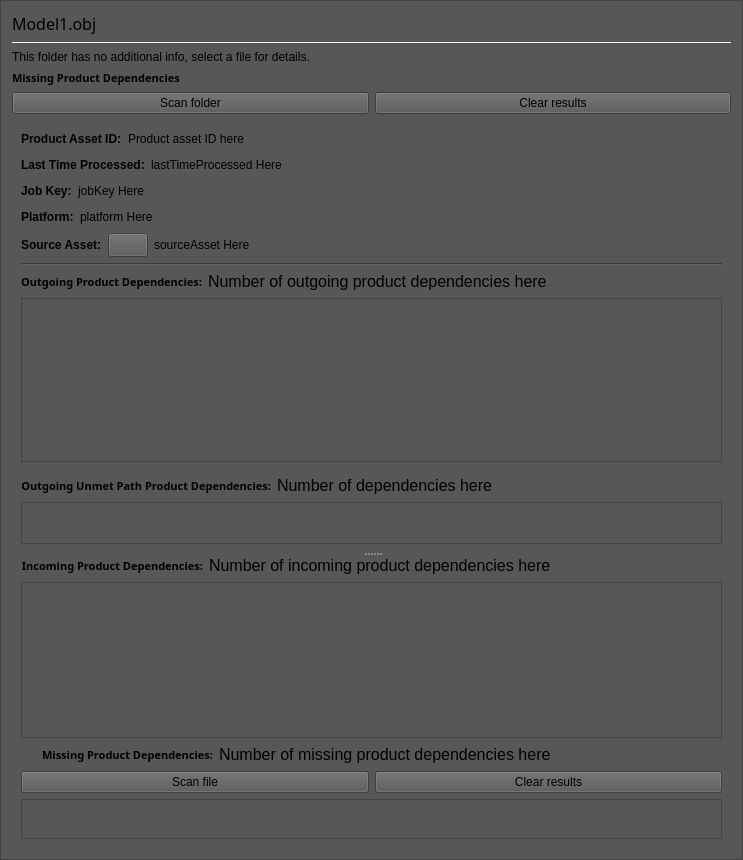
The window that Code/Tools/AssetProcessor/native/ui/ProductAssetDetailsPanel.ui (o3de/o3de) describes before a commit, drawn with Qt 5.
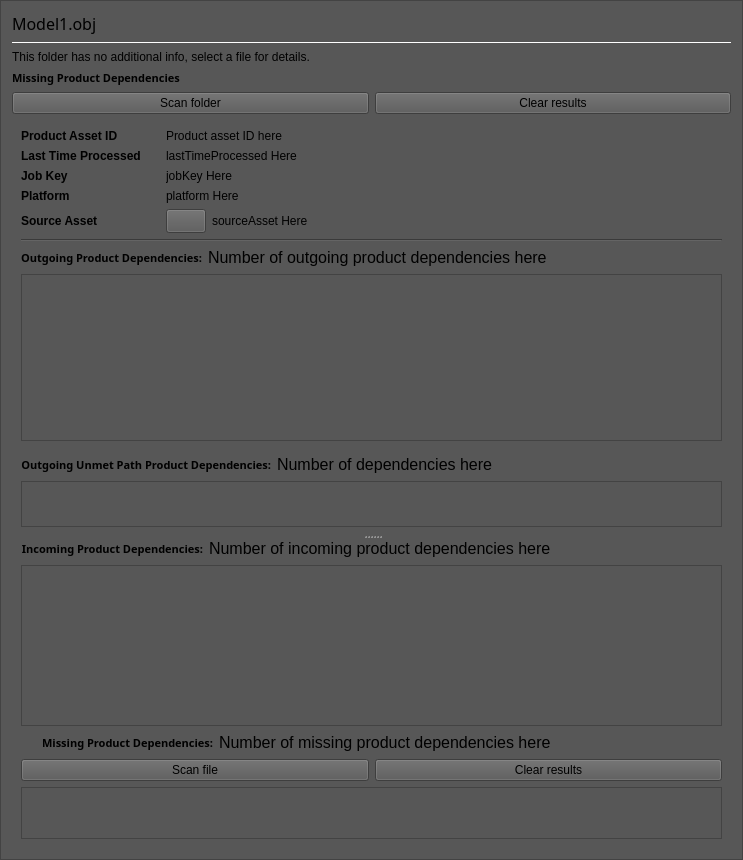
The same window after the commit. Icons and pictures are not drawn. Custom widgets are drawn as their Qt base class.

Commit message:
Fix Asset Processor UI: splitter turns blue when hovered; columned asset details (#10250)
* remove custom style for QSplitter:handle in AP

* Change AP asset details panel headers to table

* Make Product Asset Details Panel scrollable

```diff
--- a/Code/Tools/AssetProcessor/native/ui/ProductAssetDetailsPanel.ui
+++ b/Code/Tools/AssetProcessor/native/ui/ProductAssetDetailsPanel.ui
@@ -244,6 +244,16 @@
       </layout>
      </item>
      <item>
+      <widget class="QScrollArea" name="scrollArea">
+       <property name="frameShape">
+        <enum>QFrame::NoFrame</enum>
+       </property>
+       <property name="sizeAdjustPolicy">
+        <enum>QAbstractScrollArea::AdjustToContents</enum>
+       </property>
+       <property name="widgetResizable">
+        <bool>true</bool>
+       </property>
       <widget class="QWidget" name="scrollAreaWidgetContents" native="true">
        <property name="sizePolicy">
         <sizepolicy hsizetype="Expanding" vsizetype="Expanding">
@@ -253,21 +263,44 @@
        </property>
        <layout class="QVBoxLayout" name="scrollableVerticalLayout">
         <item>
-         <layout class="QHBoxLayout" name="productAssetIdLayout">
-          <item>
+          <layout class="QGridLayout" name="headerGrid" columnstretch="1,4">
+           <item row="2" column="1">
+            <widget class="QLabel" name="jobKeyValueLabel">
+             <property name="text">
+              <string>jobKey Here</string>
+             </property>
+             <property name="textInteractionFlags">
+              <set>Qt::LinksAccessibleByMouse|Qt::TextSelectableByKeyboard|Qt::TextSelectableByMouse</set>
+             </property>
+            </widget>
+           </item>
+           <item row="3" column="0">
+            <widget class="QLabel" name="platformTitleLabel">
+             <property name="styleSheet">
+              <string notr="true">font: bold;</string>
+             </property>
+             <property name="text">
+              <string>Platform</string>
+             </property>
+             <property name="alignment">
+              <set>Qt::AlignLeading|Qt::AlignLeft|Qt::AlignVCenter</set>
+             </property>
+            </widget>
+           </item>
+           <item row="0" column="0">
            <widget class="QLabel" name="productAssetIdTitleLabel">
             <property name="styleSheet">
              <string notr="true">font: bold;</string>
             </property>
             <property name="text">
-             <string>Product Asset ID:</string>
+              <string>Product Asset ID</string>
             </property>
             <property name="alignment">
              <set>Qt::AlignLeading|Qt::AlignLeft|Qt::AlignVCenter</set>
             </property>
            </widget>
           </item>
-          <item>
+           <item row="0" column="1">
            <widget class="QLabel" name="productAssetIdValueLabel">
             <property name="text">
              <string>Product asset ID here</string>
@@ -277,37 +310,20 @@
             </property>
            </widget>
           </item>
-          <item>
-           <spacer name="productAssetIdSpacer">
-            <property name="orientation">
-             <enum>Qt::Horizontal</enum>
-            </property>
-            <property name="sizeHint" stdset="0">
-             <size>
-              <width>40</width>
-              <height>20</height>
-             </size>
-            </property>
-           </spacer>
-          </item>
-         </layout>
-        </item>
-        <item>
-         <layout class="QHBoxLayout" name="lastTimeProcessedLayout">
-          <item>
-           <widget class="QLabel" name="lastTimeProcessedTitleLabel">
+           <item row="4" column="0">
+            <widget class="QLabel" name="sourceAssetTitleLabel">
             <property name="styleSheet">
              <string notr="true">font: bold;</string>
             </property>
             <property name="text">
-             <string>Last Time Processed:</string>
+              <string>Source Asset</string>
             </property>
             <property name="alignment">
              <set>Qt::AlignLeading|Qt::AlignLeft|Qt::AlignVCenter</set>
             </property>
            </widget>
           </item>
-          <item>
+           <item row="1" column="1">
            <widget class="QLabel" name="lastTimeProcessedValueLabel">
             <property name="text">
              <string>lastTimeProcessed Here</string>
@@ -317,77 +333,20 @@
             </property>
            </widget>
           </item>
-          <item>
-           <spacer name="lastTimeProcessedSpacer">
-            <property name="orientation">
-             <enum>Qt::Horizontal</enum>
-            </property>
-            <property name="sizeHint" stdset="0">
-             <size>
-              <width>40</width>
-              <height>20</height>
-             </size>
-            </property>
-           </spacer>
-          </item>
-         </layout>
-        </item>
-        <item>
-         <layout class="QHBoxLayout" name="jobKeyLayout">
-          <item>
-           <widget class="QLabel" name="jobKeyTitleLabel">
+           <item row="1" column="0">
+            <widget class="QLabel" name="lastTimeProcessedTitleLabel">
             <property name="styleSheet">
              <string notr="true">font: bold;</string>
             </property>
             <property name="text">
-             <string>Job Key:</string>
+              <string>Last Time Processed</string>
             </property>
             <property name="alignment">
              <set>Qt::AlignLeading|Qt::AlignLeft|Qt::AlignVCenter</set>
             </property>
            </widget>
           </item>
-          <item>
-           <widget class="QLabel" name="jobKeyValueLabel">
-            <property name="text">
-             <string>jobKey Here</string>
-            </property>
-            <property name="textInteractionFlags">
-             <set>Qt::LinksAccessibleByMouse|Qt::TextSelectableByKeyboard|Qt::TextSelectableByMouse</set>
-            </property>
-           </widget>
-          </item>
-          <item>
-           <spacer name="jobKeySpacer">
-            <property name="orientation">
-             <enum>Qt::Horizontal</enum>
-            </property>
-            <property name="sizeHint" stdset="0">
-             <size>
-              <width>40</width>
-              <height>20</height>
-             </size>
-            </property>
-           </spacer>
-          </item>
-         </layout>
-        </item>
-        <item>
-         <layout class="QHBoxLayout" name="platformLayout">
-          <item>
-           <widget class="QLabel" name="platformTitleLabel">
-            <property name="styleSheet">
-             <string notr="true">font: bold;</string>
-            </property>
-            <property name="text">
-             <string>Platform:</string>
-            </property>
-            <property name="alignment">
-             <set>Qt::AlignLeading|Qt::AlignLeft|Qt::AlignVCenter</set>
-            </property>
-           </widget>
-          </item>
-          <item>
+           <item row="3" column="1">
            <widget class="QLabel" name="platformValueLabel">
             <property name="text">
              <string>platform Here</string>
@@ -397,37 +356,22 @@
             </property>
            </widget>
           </item>
-          <item>
-           <spacer name="platformSpacer">
-            <property name="orientation">
-             <enum>Qt::Horizontal</enum>
-            </property>
-            <property name="sizeHint" stdset="0">
-             <size>
-              <width>40</width>
-              <height>20</height>
-             </size>
-            </property>
-           </spacer>
-          </item>
-         </layout>
-        </item>
-        <item>
-         <layout class="QHBoxLayout" name="sourceAssetLayout">
-          <item>
-           <widget class="QLabel" name="sourceAssetTitleLabel">
+           <item row="2" column="0">
+            <widget class="QLabel" name="jobKeyTitleLabel">
             <property name="styleSheet">
              <string notr="true">font: bold;</string>
             </property>
             <property name="text">
-             <string>Source Asset:</string>
+              <string>Job Key</string>
             </property>
             <property name="alignment">
              <set>Qt::AlignLeading|Qt::AlignLeft|Qt::AlignVCenter</set>
             </property>
            </widget>
           </item>
-          <item alignment="Qt::AlignVCenter">
+           <item row="4" column="1">
+            <layout class="QHBoxLayout" name="sourceAsset">
+             <item>
            <widget class="AssetProcessor::GoToButton" name="gotoAssetButton">
             <property name="sizePolicy">
              <sizepolicy hsizetype="Fixed" vsizetype="Fixed">
@@ -453,18 +397,7 @@
             </property>
            </widget>
           </item>
-          <item>
-           <spacer name="sourceAssetSpacer">
-            <property name="orientation">
-             <enum>Qt::Horizontal</enum>
-            </property>
-            <property name="sizeHint" stdset="0">
-             <size>
-              <width>40</width>
-              <height>20</height>
-             </size>
-            </property>
-           </spacer>
+            </layout>
           </item>
          </layout>
         </item>
@@ -1054,6 +987,7 @@
          </spacer>
         </item>
        </layout>
+       </widget>
       </widget>
      </item>
     </layout>
```
Lines whose indentation alone changed are shown as unchanged. The commit also changes 2 other files.
